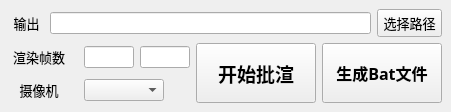
First picture: the form in commons/ui/RenderSetting.ui, repository lonegather/Barbarian, before the edit.
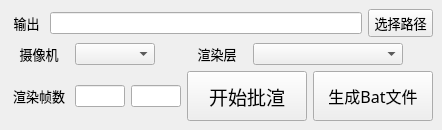
Second picture: the form after the edit.

The edit to the form file:
```diff
--- a/commons/ui/RenderSetting.ui
+++ b/commons/ui/RenderSetting.ui
@@ -6,8 +6,8 @@
    <rect>
     <x>0</x>
     <y>0</y>
-    <width>451</width>
-    <height>111</height>
+    <width>442</width>
+    <height>127</height>
    </rect>
   </property>
   <property name="windowTitle">
@@ -15,156 +15,42 @@
   </property>
   <widget class="QWidget" name="centralwidget">
    <layout class="QGridLayout" name="gridLayout">
-    <item row="0" column="0">
-     <widget class="QLabel" name="label">
+    <item row="1" column="2" colspan="2">
+     <widget class="QComboBox" name="BeathRenderOptionMenu">
       <property name="minimumSize">
        <size>
-        <width>35</width>
+        <width>80</width>
         <height>0</height>
        </size>
       </property>
       <property name="maximumSize">
        <size>
-        <width>35</width>
+        <width>80</width>
         <height>16777215</height>
        </size>
       </property>
-      <property name="font">
-       <font>
-        <family>微软雅黑</family>
-        <pointsize>10</pointsize>
-       </font>
-      </property>
-      <property name="text">
-       <string>输出</string>
-      </property>
-      <property name="alignment">
-       <set>Qt::AlignCenter</set>
-      </property>
      </widget>
     </item>
-    <item row="0" column="1" colspan="5">
-     <widget class="QLineEdit" name="BeathRenderLabel">
-      <property name="minimumSize">
-       <size>
-        <width>300</width>
-        <height>0</height>
-       </size>
-      </property>
-     </widget>
-    </item>
-    <item row="0" column="6">
-     <widget class="QPushButton" name="SelectButton">
-      <property name="minimumSize">
-       <size>
-        <width>65</width>
-        <height>0</height>
-       </size>
-      </property>
-      <property name="maximumSize">
-       <size>
-        <width>65</width>
-        <height>16777215</height>
-       </size>
-      </property>
-      <property name="font">
-       <font>
-        <family>微软雅黑</family>
-        <pointsize>10</pointsize>
-        <weight>50</weight>
-        <bold>false</bold>
-       </font>
-      </property>
-      <property name="text">
-       <string>选择路径</string>
-      </property>
-      <property name="+command" stdset="0">
-       <string>lambda *args: barbarian.render.RenderSetting.RenderSetting.BrowseWin()</string>
-      </property>
-     </widget>
-    </item>
-    <item row="1" column="0" colspan="2">
-     <widget class="QLabel" name="label_2">
-      <property name="minimumSize">
-       <size>
-        <width>60</width>
-        <height>0</height>
-       </size>
-      </property>
-      <property name="maximumSize">
-       <size>
-        <width>60</width>
-        <height>16777215</height>
-       </size>
-      </property>
-      <property name="font">
-       <font>
-        <family>微软雅黑</family>
-        <pointsize>10</pointsize>
-        <weight>50</weight>
-        <bold>false</bold>
-       </font>
-      </property>
-      <property name="text">
-       <string>渲染帧数</string>
-      </property>
-      <property name="alignment">
-       <set>Qt::AlignCenter</set>
-      </property>
-     </widget>
-    </item>
-    <item row="1" column="2">
-     <widget class="QLineEdit" name="BeathRenderMin">
-      <property name="minimumSize">
-       <size>
-        <width>50</width>
-        <height>0</height>
-       </size>
-      </property>
-      <property name="maximumSize">
-       <size>
-        <width>50</width>
-        <height>16777215</height>
-       </size>
-      </property>
-     </widget>
-    </item>
-    <item row="1" column="3">
-     <widget class="QLineEdit" name="BeathRenderMax">
-      <property name="minimumSize">
-       <size>
-        <width>50</width>
-        <height>0</height>
-       </size>
-      </property>
-      <property name="maximumSize">
-       <size>
-        <width>50</width>
-        <height>16777215</height>
-       </size>
-      </property>
-     </widget>
-    </item>
-    <item row="1" column="4" rowspan="2">
+    <item row="2" column="4" colspan="2">
      <widget class="QPushButton" name="pushButton_2">
       <property name="minimumSize">
        <size>
         <width>120</width>
-        <height>60</height>
+        <height>50</height>
        </size>
       </property>
       <property name="maximumSize">
        <size>
         <width>120</width>
-        <height>60</height>
+        <height>50</height>
        </size>
       </property>
       <property name="font">
        <font>
-        <family>方正兰亭超细黑简体</family>
+        <family>微软雅黑</family>
         <pointsize>14</pointsize>
-        <weight>75</weight>
-        <bold>true</bold>
+        <weight>50</weight>
+        <bold>false</bold>
        </font>
       </property>
       <property name="text">
@@ -175,26 +61,118 @@
       </property>
      </widget>
     </item>
-    <item row="1" column="5" rowspan="2" colspan="2">
+    <item row="1" column="4">
+     <widget class="QLabel" name="label_4">
+      <property name="minimumSize">
+       <size>
+        <width>60</width>
+        <height>0</height>
+       </size>
+      </property>
+      <property name="maximumSize">
+       <size>
+        <width>60</width>
+        <height>16777215</height>
+       </size>
+      </property>
+      <property name="font">
+       <font>
+        <family>微软雅黑</family>
+        <pointsize>10</pointsize>
+        <weight>50</weight>
+        <bold>false</bold>
+       </font>
+      </property>
+      <property name="text">
+       <string>渲染层</string>
+      </property>
+      <property name="alignment">
+       <set>Qt::AlignCenter</set>
+      </property>
+     </widget>
+    </item>
+    <item row="2" column="3">
+     <widget class="QLineEdit" name="BeathRenderMax">
+      <property name="minimumSize">
+       <size>
+        <width>50</width>
+        <height>0</height>
+       </size>
+      </property>
+      <property name="maximumSize">
+       <size>
+        <width>50</width>
+        <height>16777215</height>
+       </size>
+      </property>
+     </widget>
+    </item>
+    <item row="1" column="5" colspan="3">
+     <widget class="QComboBox" name="BeathRenderOptionMenu_2">
+      <property name="minimumSize">
+       <size>
+        <width>150</width>
+        <height>0</height>
+       </size>
+      </property>
+      <property name="maximumSize">
+       <size>
+        <width>80</width>
+        <height>16777215</height>
+       </size>
+      </property>
+     </widget>
+    </item>
+    <item row="1" column="0" colspan="2">
+     <widget class="QLabel" name="label_3">
+      <property name="minimumSize">
+       <size>
+        <width>60</width>
+        <height>0</height>
+       </size>
+      </property>
+      <property name="maximumSize">
+       <size>
+        <width>60</width>
+        <height>16777215</height>
+       </size>
+      </property>
+      <property name="font">
+       <font>
+        <family>微软雅黑</family>
+        <pointsize>10</pointsize>
+        <weight>50</weight>
+        <bold>false</bold>
+       </font>
+      </property>
+      <property name="text">
+       <string>摄像机</string>
+      </property>
+      <property name="alignment">
+       <set>Qt::AlignCenter</set>
+      </property>
+     </widget>
+    </item>
+    <item row="2" column="6" colspan="2">
      <widget class="QPushButton" name="pushButton_3">
       <property name="minimumSize">
        <size>
         <width>120</width>
-        <height>60</height>
+        <height>50</height>
        </size>
       </property>
       <property name="maximumSize">
        <size>
         <width>120</width>
-        <height>60</height>
+        <height>50</height>
        </size>
       </property>
       <property name="font">
        <font>
-        <family>方正兰亭超细黑简体</family>
+        <family>微软雅黑</family>
         <pointsize>12</pointsize>
-        <weight>75</weight>
-        <bold>true</bold>
+        <weight>50</weight>
+        <bold>false</bold>
        </font>
       </property>
       <property name="text">
@@ -205,8 +183,94 @@
       </property>
      </widget>
     </item>
+    <item row="2" column="2">
+     <widget class="QLineEdit" name="BeathRenderMin">
+      <property name="minimumSize">
+       <size>
+        <width>50</width>
+        <height>0</height>
+       </size>
+      </property>
+      <property name="maximumSize">
+       <size>
+        <width>50</width>
+        <height>16777215</height>
+       </size>
+      </property>
+     </widget>
+    </item>
+    <item row="0" column="7">
+     <widget class="QPushButton" name="SelectButton">
+      <property name="minimumSize">
+       <size>
+        <width>65</width>
+        <height>0</height>
+       </size>
+      </property>
+      <property name="maximumSize">
+       <size>
+        <width>65</width>
+        <height>16777215</height>
+       </size>
+      </property>
+      <property name="font">
+       <font>
+        <family>微软雅黑</family>
+        <pointsize>10</pointsize>
+        <weight>50</weight>
+        <bold>false</bold>
+       </font>
+      </property>
+      <property name="text">
+       <string>选择路径</string>
+      </property>
+      <property name="+command" stdset="0">
+       <string>lambda *args: barbarian.render.RenderSetting.RenderSetting.BrowseWin()</string>
+      </property>
+     </widget>
+    </item>
+    <item row="0" column="1" colspan="6">
+     <widget class="QLineEdit" name="BeathRenderLabel">
+      <property name="minimumSize">
+       <size>
+        <width>300</width>
+        <height>0</height>
+       </size>
+      </property>
+     </widget>
+    </item>
+    <item row="0" column="0">
+     <widget class="QLabel" name="label">
+      <property name="minimumSize">
+       <size>
+        <width>35</width>
+        <height>0</height>
+       </size>
+      </property>
+      <property name="maximumSize">
+       <size>
+        <width>35</width>
+        <height>16777215</height>
+       </size>
+      </property>
+      <property name="font">
+       <font>
+        <family>微软雅黑</family>
+        <pointsize>10</pointsize>
+        <weight>50</weight>
+        <bold>false</bold>
+       </font>
+      </property>
+      <property name="text">
+       <string>输出</string>
+      </property>
+      <property name="alignment">
+       <set>Qt::AlignCenter</set>
+      </property>
+     </widget>
+    </item>
     <item row="2" column="0" colspan="2">
-     <widget class="QLabel" name="label_3">
+     <widget class="QLabel" name="label_2">
       <property name="minimumSize">
        <size>
         <width>60</width>
@@ -228,29 +292,13 @@
        </font>
       </property>
       <property name="text">
-       <string>摄像机</string>
+       <string>渲染帧数</string>
       </property>
       <property name="alignment">
        <set>Qt::AlignCenter</set>
       </property>
      </widget>
     </item>
-    <item row="2" column="2" colspan="2">
-     <widget class="QComboBox" name="BeathRenderOptionMenu">
-      <property name="minimumSize">
-       <size>
-        <width>80</width>
-        <height>0</height>
-       </size>
-      </property>
-      <property name="maximumSize">
-       <size>
-        <width>80</width>
-        <height>16777215</height>
-       </size>
-      </property>
-     </widget>
-    </item>
    </layout>
   </widget>
  </widget>
```
